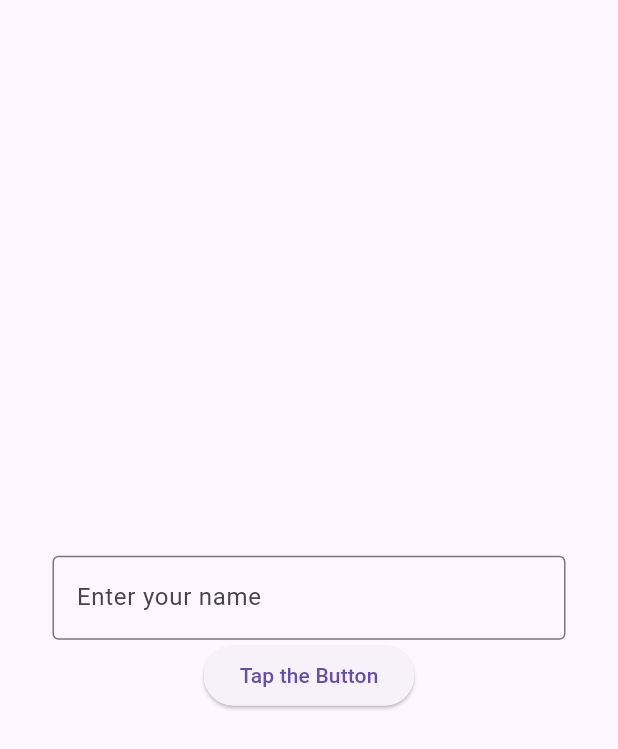
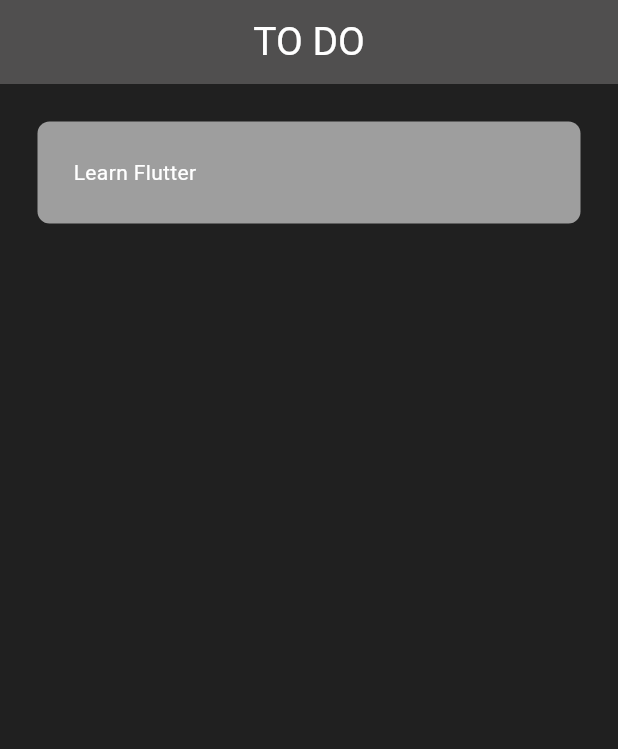
Before and after one commit to 7n4xt/To-do-flutter, a Flutter app: the screen it shows after launch, on a phone screen of 412 x 824 dp. Shown: the top 749 px of the screen. Run offline on Flutter 3.47's test engine with Material 3 defaults, Android fonts, the phone set to English and light mode, and no system bars.

Commit message:
started with app, created the appbar, and missed aroud with some stuff, its kinda hard.

```diff
--- a/lib/pages/ToDo_page.dart
+++ b/lib/pages/ToDo_page.dart
@@ -1,4 +1,5 @@
 import 'package:flutter/material.dart';
+import 'package:todo_app/util/todo_tile.dart';
 
 class ToDoPage extends StatefulWidget {
   const ToDoPage({super.key});
@@ -8,38 +9,21 @@ class ToDoPage extends StatefulWidget {
 }
 
 class _MyWidgetState extends State<ToDoPage> {
-  TextEditingController myControlloer = TextEditingController();
-
-  String greetingMessage = "";
-
-  void greetUser() {
-    String userName = myControlloer.text;
-    setState(() {
-      greetingMessage = "Hello $userName";
-    });
-  }
-
   @override
   Widget build(BuildContext context) {
     return Scaffold(
-      body: Padding(
-        padding: const EdgeInsets.all(35.0),
-        child: Column(
-          mainAxisAlignment: MainAxisAlignment.center,
-          children: [
-            Text(greetingMessage.toString()),
-            Center(
-              child: TextField(
-                decoration: InputDecoration(
-                  border: OutlineInputBorder(),
-                  hintText: "Enter your name",
-                ),
-              ),
-            ),
-            ElevatedButton(onPressed: greetUser, child: Text("Tap the Button")),
-          ],
+      backgroundColor: const Color.fromARGB(255, 32, 32, 32),
+      appBar: AppBar(
+        backgroundColor: const Color.fromARGB(255, 80, 79, 79),
+        shadowColor: Colors.black,
+        title: Center(
+          child: Text(
+            "TO DO",
+            style: TextStyle(color: Colors.white, fontSize: 26),
+          ),
         ),
       ),
+      body: ListView(children: [TodoTile()]),
     );
   }
 }
--- /dev/null
+++ b/lib/util/todo_tile.dart
@@ -0,0 +1,25 @@
+import 'package:flutter/material.dart';
+
+class TodoTile extends StatelessWidget {
+  const TodoTile({super.key});
+
+  @override
+  Widget build(BuildContext context) {
+    return Padding(
+      padding: const EdgeInsets.all(25.0),
+      child: Container(
+        padding: EdgeInsets.all(24),
+        child: Row(
+          children: [
+            Text("Learn Flutter", style: TextStyle(color: Colors.white)),
+            // Checkbox(value: value, onChanged: onChanged),
+          ],
+        ),
+        decoration: BoxDecoration(
+          color: Colors.grey[500],
+          borderRadius: BorderRadius.circular(8),
+        ),
+      ),
+    );
+  }
+}
```
